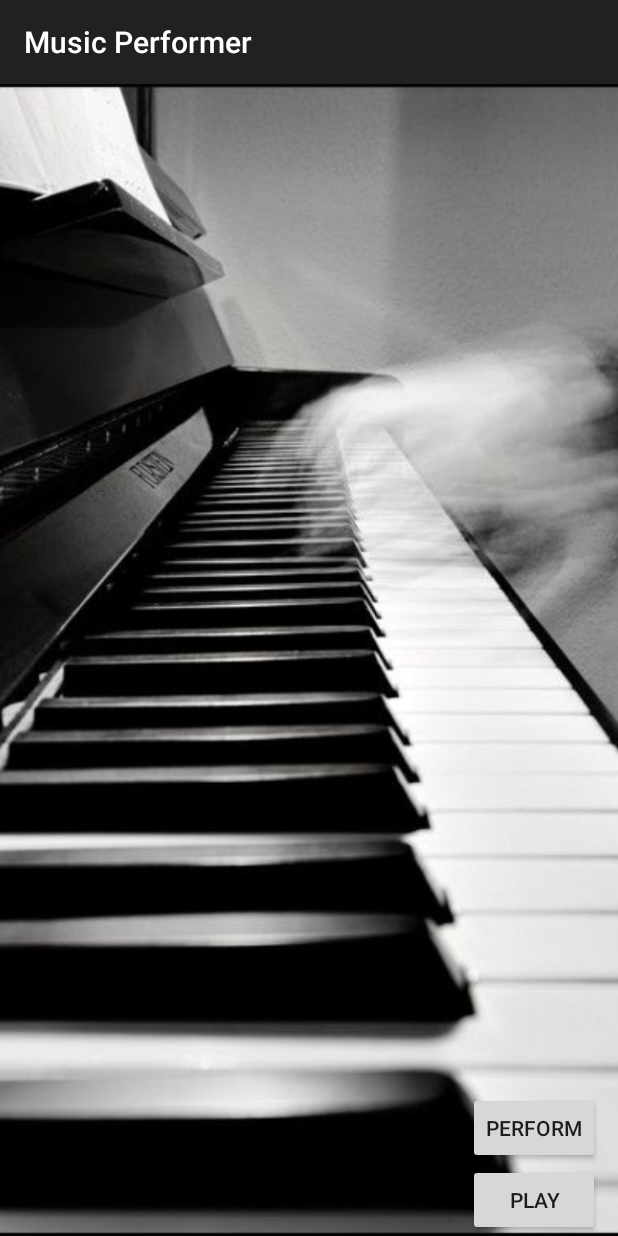
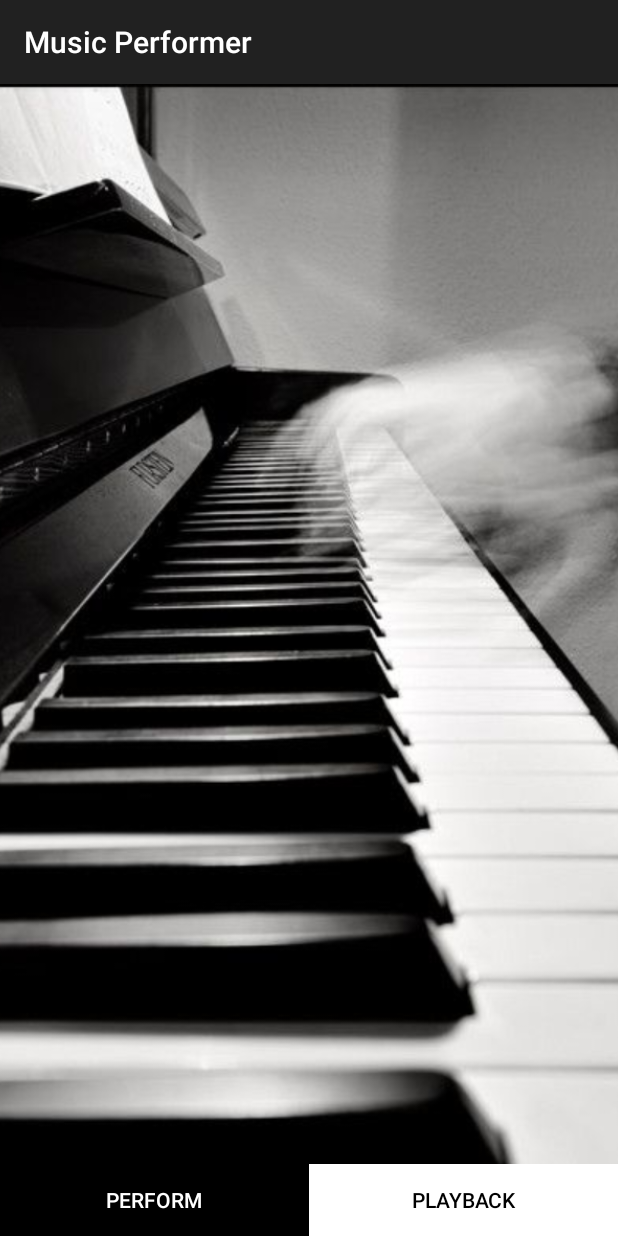
Before and after one commit to aimsecond/music-performer, an Android app: the screen it shows after launch (LoginActivity), on a phone screen of 412 x 824 dp. Run offline under Robolectric (Android 15) with nearby library versions, the phone set to English and light mode, and no system bars.

Commit message:
change button color

```diff
--- a/MusicPerformer/app/src/main/res/layout/activity_login.xml
+++ b/MusicPerformer/app/src/main/res/layout/activity_login.xml
@@ -26,21 +26,30 @@
             app:srcCompat="@drawable/background" />
     </RelativeLayout>
 
+    <LinearLayout
+        android:layout_width="match_parent"
+        android:layout_height="wrap_content"
+        android:layout_alignParentBottom="true"
+        android:orientation="horizontal">
+
         <Button
             android:id="@+id/perform"
             android:layout_width="wrap_content"
             android:layout_height="wrap_content"
-        android:layout_above="@+id/play"
-        android:layout_alignParentEnd="true"
-        android:layout_marginEnd="12dp"
-        android:text="Perform" />
+            android:layout_weight="1"
+            android:background="@android:color/black"
+            android:text="@string/PERFORM"
+            android:textColor="@android:color/white" />
 
         <Button
             android:id="@+id/play"
             android:layout_width="wrap_content"
             android:layout_height="wrap_content"
-        android:layout_alignParentBottom="true"
-        android:layout_alignStart="@+id/perform"
-        android:text="Play" />
+            android:layout_weight="1"
+            android:background="@android:color/white"
+            android:textColor="@android:color/black"
+            android:text="@string/PLAYBACK" />
+    </LinearLayout>
+
 
 </RelativeLayout>
--- a/MusicPerformer/app/src/main/res/layout/activity_perform.xml
+++ b/MusicPerformer/app/src/main/res/layout/activity_perform.xml
@@ -34,6 +34,8 @@
         android:layout_alignParentBottom="true"
         android:layout_alignParentLeft="true"
         android:layout_alignParentStart="true"
+        android:background="@android:color/white"
+        android:textColor="@android:color/black"
         android:text="CALIBRATEBACK" />
     <Button
         android:layout_width="wrap_content"
@@ -42,6 +44,8 @@
         android:text="ADD"
         android:layout_alignParentBottom="true"
         android:layout_centerHorizontal="true"
+        android:background="@android:color/white"
+        android:textColor="@android:color/black"
         android:onClick="addGesture"
         android:visibility="gone"/>
 
@@ -52,6 +56,8 @@
         android:layout_height="wrap_content"
         android:layout_above="@+id/record_stop"
         android:layout_alignParentStart="true"
+        android:background="@android:color/white"
+        android:textColor="@android:color/black"
         android:visibility="gone"
         android:onClick="deleteDir"
         android:text="DELETE DATA"/>
@@ -64,6 +70,8 @@
         android:layout_above="@+id/left_button"
         android:layout_alignParentLeft="true"
         android:layout_alignParentStart="true"
+        android:background="@android:color/white"
+        android:textColor="@android:color/black"
         android:clickable="true"
         android:visibility="gone"/>
 
--- a/MusicPerformer/app/src/main/res/values/strings.xml
+++ b/MusicPerformer/app/src/main/res/values/strings.xml
@@ -6,6 +6,7 @@
     <string name="PERFORM">PERFORM</string>
     <string name="RECORD">RECORD</string>
     <string name="STOP">STOP</string>
+    <string name="PLAYBACK">PLAYBACK</string>
 
 
 </resources>
```
Also changed, not shown: 5 other files. Lines whose indentation alone changed are shown as unchanged.
